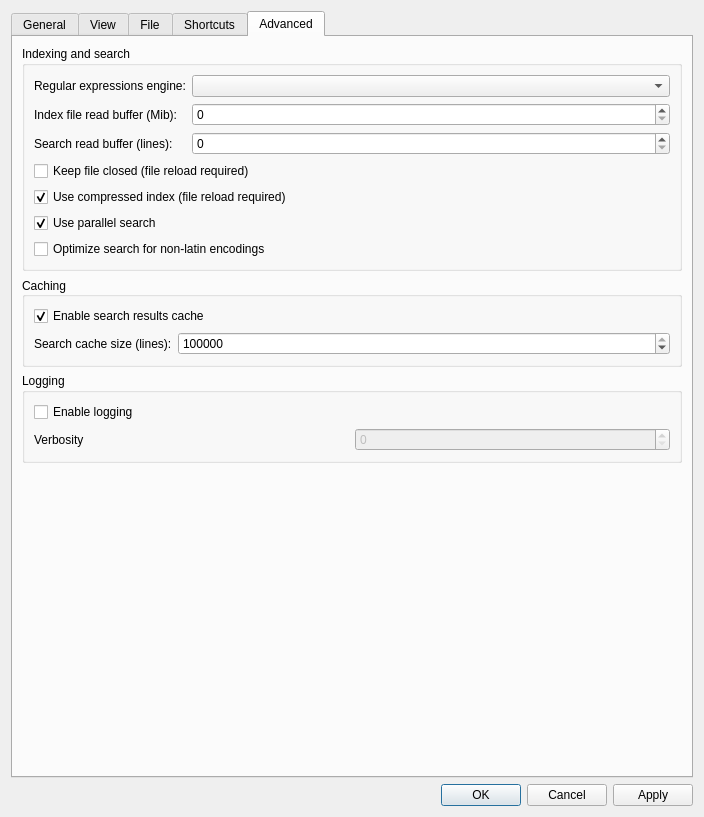
Old version of the form src/ui/include/optionsdialog.ui in the repository howardgood88/flogg.
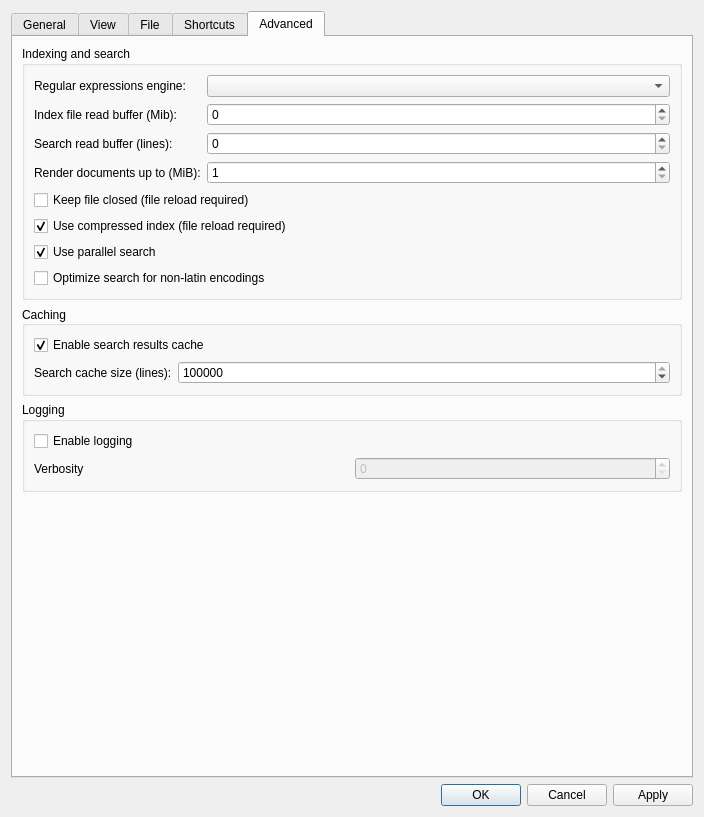
New version of the form. The open tabs and pages were chosen to show the change.

Commit message:
flogg: edit mode and render mode
Edit mode opens the file in a Scintilla editor at the line of the log view,
loaded and saved in the background (atomic save keeping encoding, BOM and
line ends), with find and replace. Render mode shows Markdown and HTML as a
document, JSON and XML as a tree and CSV, TSV and JSON Lines as a table read
from the log as it is scrolled, with a find bar. The filter panel stays in
both modes.

The edit to the form file:
```diff
--- a/src/ui/include/optionsdialog.ui
+++ b/src/ui/include/optionsdialog.ui
@@ -758,6 +758,32 @@
                 </property>
                </widget>
               </item>
+              <item row="3" column="0">
+               <widget class="QLabel" name="renderSizeLimitLabel">
+                <property name="toolTip">
+                 <string>Largest JSON or XML file the render mode parses, Markdown and HTML take more memory and get a quarter of it. CSV, TSV and JSON Lines have no limit.</string>
+                </property>
+                <property name="text">
+                 <string>Render documents up to (MiB):</string>
+                </property>
+               </widget>
+              </item>
+              <item row="3" column="1">
+               <widget class="QSpinBox" name="renderSizeLimitSpinBox">
+                <property name="sizePolicy">
+                 <sizepolicy hsizetype="MinimumExpanding" vsizetype="Fixed">
+                  <horstretch>0</horstretch>
+                  <verstretch>0</verstretch>
+                 </sizepolicy>
+                </property>
+                <property name="minimum">
+                 <number>1</number>
+                </property>
+                <property name="maximum">
+                 <number>2048</number>
+                </property>
+               </widget>
+              </item>
              </layout>
             </item>
             <item>
```
The commit also changes 34 other files.
